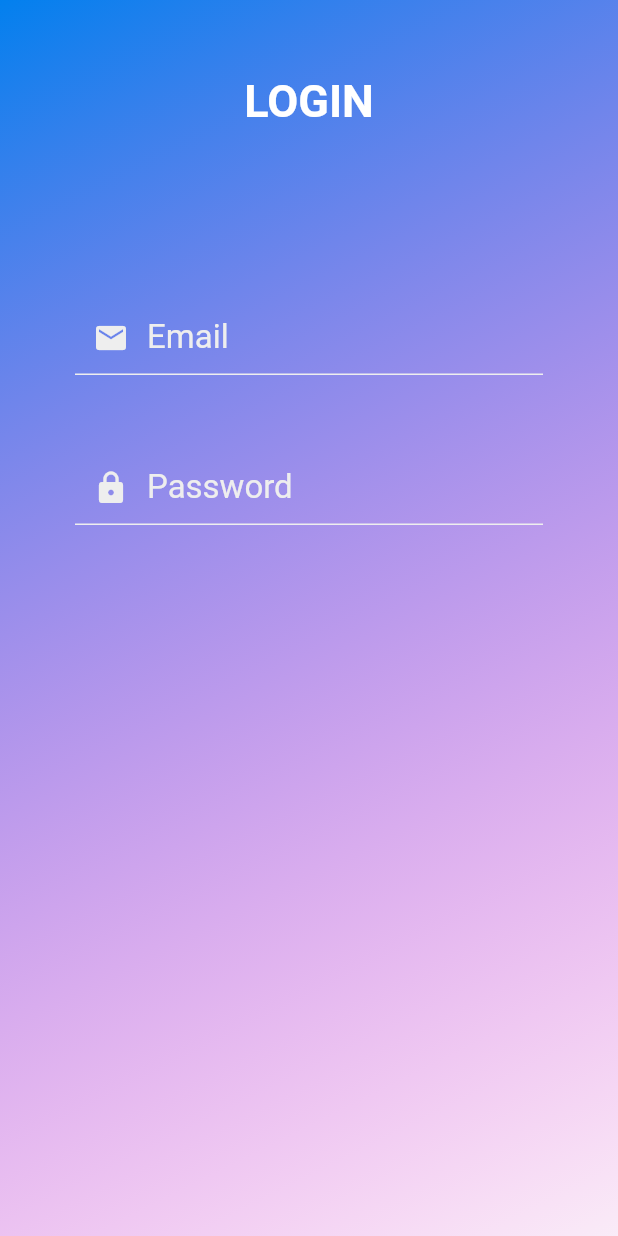
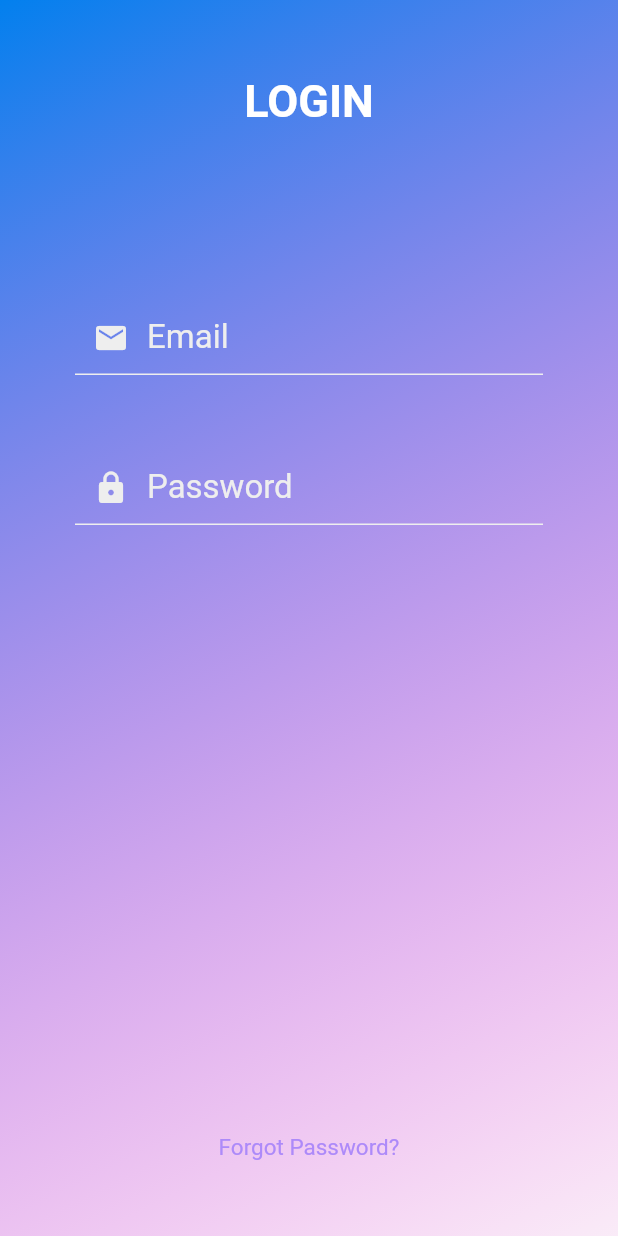
Before and after one commit to Omine100/Thirty, a Flutter app: the screen it shows after launch, after a tap on "LOGIN", on a phone screen of 412 x 824 dp. Run offline on Flutter 3.47's test engine with Material 2 defaults, Android fonts, the phone set to English and light mode, and no system bars; our stand-ins replace cloud_firestore, firebase_auth; accounts and stored records are empty.

Commit message:
login.dart update

```diff
--- a/thirty_1.0/thirty/lib/pages/login.dart
+++ b/thirty_1.0/thirty/lib/pages/login.dart
@@ -203,6 +203,11 @@ class _LoginScreenState extends State<LoginScreen> {
                 child: interfaceStandards.parentCenter(
                     context, showInput(context, "Password")),
               ),
+              Positioned(
+                bottom: 50,
+                child: interfaceStandards.parentCenter(context,
+                    widget.isSignIn ? showForgotPasswordButton() : Container()),
+              ),
             ],
           )),
     );
--- a/thirty_1.0/thirty/lib/standards/themes.dart
+++ b/thirty_1.0/thirty/lib/standards/themes.dart
@@ -17,7 +17,7 @@ extension CustomColorScheme on ColorScheme {
   Color get loginTitleColor => const Color(0xFFFFFFFF);
   Color get loginTextInputColor => const Color(0xFFEEEEEE);
   Color get loginErrorMessageColor => const Color(0xFFF44336);
-  Color get loginForgotPasswordButtonTextColor => const Color(0xFFFFFFFF);
+  Color get loginForgotPasswordButtonTextColor => const Color(0xFFAD8AF9);
 
   Color get forgotPasswordTitleColor => const Color(0xFFFFFFFF);
   Color get forgotPasswordTextInputColor => const Color(0xFFEEEEEE);
```
